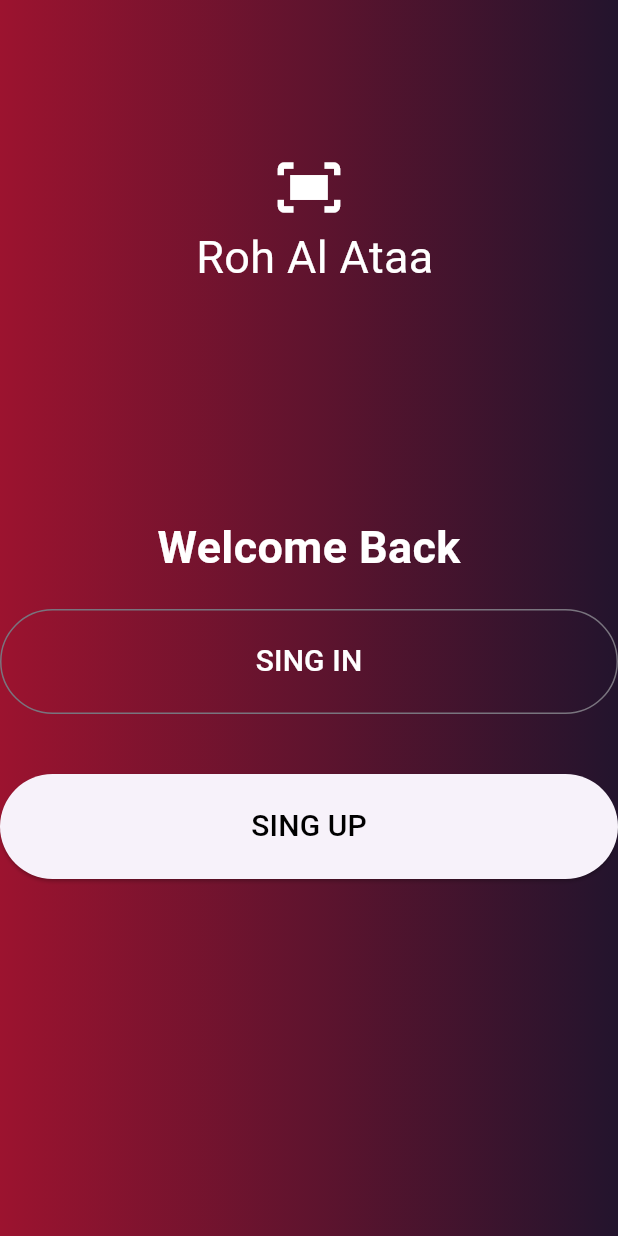
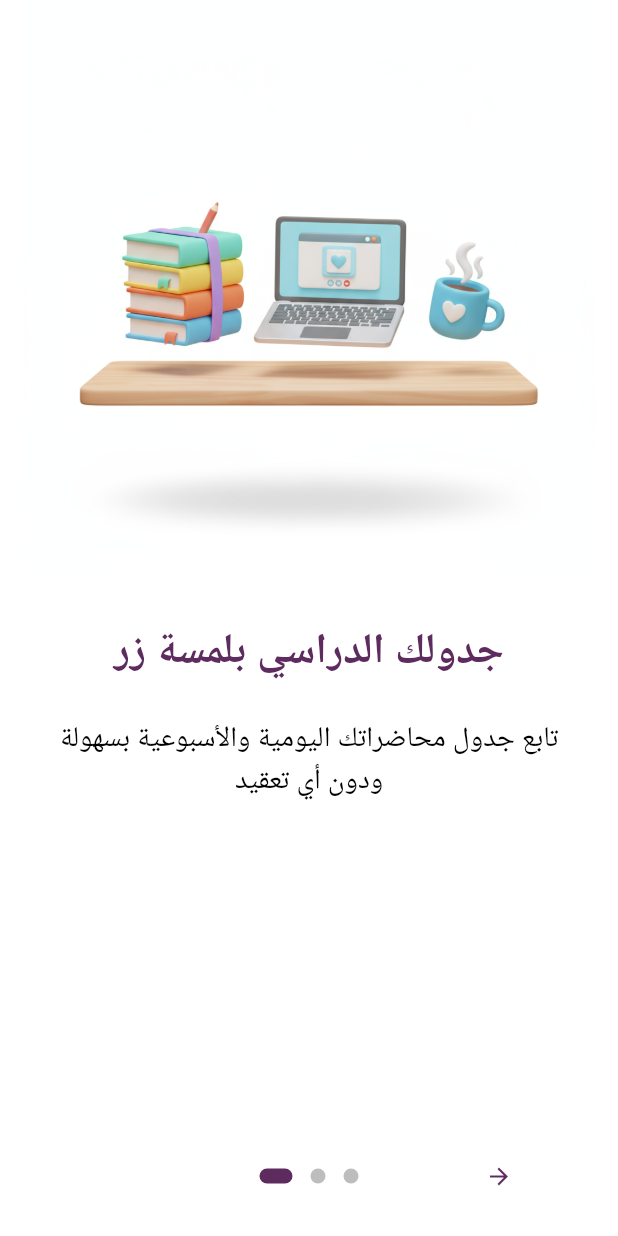
Before and after one commit to aishakelleh/projectCollege, a Flutter app: the screen it shows after launch, on a phone screen of 412 x 824 dp. Run offline on Flutter 3.47's test engine with Material 3 defaults, Android fonts, the phone set to English and light mode, and no system bars; drawn by our look-alikes of introduction_screen.

```diff
--- /dev/null
+++ b/lib/feature/project/presentation/cubit/sign_in_state.dart
@@ -0,0 +1,4 @@
+// part of 'sign_in_cubit.dart';
+// sealed class SignInState {}
+//
+// final class SignInInitial extends SignInState {}
--- /dev/null
+++ b/lib/feature/project/presentation/pages/onboard_screen.dart
@@ -0,0 +1,86 @@
+import 'package:flutter/cupertino.dart';
+import 'package:flutter/material.dart';
+import 'package:introduction_screen/introduction_screen.dart';
+import 'package:projectfourthyear/feature/project/presentation/pages/sign_in.dart';
+
+class OnboardScreen extends StatelessWidget {
+  const OnboardScreen({super.key});
+
+  Widget buildImage(String assetsName) {
+    return Image.asset('assets/image/$assetsName');
+  }
+
+  @override
+  Widget build(BuildContext context) {
+    const bodyStyle = TextStyle(fontSize: 19, color: CupertinoColors.black);
+    const titleStyle = TextStyle(
+      fontSize: 28.0,
+      fontWeight: FontWeight.w700,
+      color: Color(0xff5D2B5E),
+    );
+    const bodyDecoration = PageDecoration(
+      bodyPadding: EdgeInsets.fromLTRB(8, 0, 8, 8),
+      imagePadding: EdgeInsets.zero,
+      pageColor: Colors.white,
+      bodyTextStyle: bodyStyle,
+      titleTextStyle: titleStyle,
+    );
+    return IntroductionScreen(
+      pages: [
+        PageViewModel(
+          title: 'جدولك الدراسي بلمسة زر',
+          body: 'تابع جدول محاضراتك اليومية والأسبوعية بسهولة ودون أي تعقيد',
+          image: buildImage('online_learning_v1.png'),
+          decoration: bodyDecoration,
+        ),
+        PageViewModel(
+          title: 'تواصل مباشر مع مدرسيك',
+          body:
+              'اطرح أسئلتك واحصل على إجابات سريعة من خلال نظام الرسائل المباشر',
+          image: buildImage('online_learning_v2.png'),
+          decoration: bodyDecoration,
+        ),
+        PageViewModel(
+          title: 'تابع تقدمك الأكاديمي',
+          body: 'اطلع على درجاتك وواجباتك وكن على دراية كاملة بمستواك الدراسي',
+          image: buildImage('online_learning_v3.webp'),
+          decoration: bodyDecoration,
+        ),
+      ],
+      onDone: () => Navigator.pushReplacement(
+        context,
+        MaterialPageRoute(
+          builder: (_) {
+            return SignIn();
+          },
+        ),
+      ),
+      skip: Text(
+        'skip',
+        style: TextStyle(fontWeight: FontWeight.w600, color: Colors.black),
+      ),
+      onSkip: () => Navigator.pushReplacement(
+        context,
+        MaterialPageRoute(
+          builder: (_) {
+            return SignIn();
+          },
+        ),
+      ),
+      next: Icon(Icons.arrow_forward,color: Color(0xff5D2B5E),),
+      done: Text(
+        'start now',
+        style: TextStyle(fontWeight: FontWeight.w600, color: Color(0xff5D2B5E)),
+      ),
+      dotsDecorator: DotsDecorator(
+        size: Size(10, 10),
+        color: Color(0xFFBDBDBD),
+        activeColor: Color(0xff5D2B5E),
+        activeSize: Size(22, 10),
+        activeShape: RoundedRectangleBorder(
+          borderRadius: BorderRadiusGeometry.circular(25),
+        ),
+      ),
+    );
+  }
+}
--- a/lib/feature/project/presentation/pages/welcom.dart
+++ /dev/null
@@ -1,73 +0,0 @@
-import 'package:flutter/material.dart';
-import 'package:projectfourthyear/feature/project/presentation/pages/sign_up.dart';
-
-import '../widget/text_style.dart';
-import 'sign_in.dart';
-
-class WelcomeScreen extends StatelessWidget {
-  const WelcomeScreen({super.key});
-
-  @override
-  Widget build(BuildContext context) {
-    return Scaffold(
-      body: Container(
-        width: double.infinity,
-        decoration: const BoxDecoration(
-          gradient: LinearGradient(
-            colors: [
-              Color.fromRGBO(156, 19, 47, 1),
-              Color.fromRGBO(35, 20, 45, 1),
-            ],
-          ),
-        ),
-        child: Column(
-          children: [
-            const Padding(
-              padding: EdgeInsets.only(top: 100),
-              child: Icon(Icons.fit_screen, color: Colors.white, size: 50),
-            ),
-            Text(' Roh Al Ataa', style: AppStyle.nameCollege),
-            const SizedBox(height: 150),
-            Text('Welcome Back', style: AppStyle.welcomeBack),
-            const SizedBox(height: 20),
-            SizedBox(
-              height: 70,
-              width: double.infinity,
-              child: OutlinedButton(
-                onPressed: () {
-                  Navigator.push(
-                    context,
-                    MaterialPageRoute(
-                      builder: (_) {
-                        return SignIn();
-                      },
-                    ),
-                  );
-                },
-                child: Text('SING IN', style: AppStyle.signIn),
-              ),
-            ),
-            SizedBox(height: 40),
-            SizedBox(
-              height: 70,
-              width: double.infinity,
-              child: ElevatedButton(
-                onPressed: () {
-                  Navigator.push(
-                    context,
-                    MaterialPageRoute(
-                      builder: (_) {
-                        return SignUp();
-                      },
-                    ),
-                  );
-                },
-                child: Text('SING UP', style: AppStyle.signUp),
-              ),
-            ),
-          ],
-        ),
-      ),
-    );
-  }
-}
--- a/lib/feature/project/presentation/widget/text_style.dart
+++ b/lib/feature/project/presentation/widget/text_style.dart
@@ -2,17 +2,17 @@ import 'package:flutter/material.dart';
 
 class AppStyle {
   static TextStyle signInStudent = TextStyle(
-    color: Colors.white,
+    color: Colors.black,
     fontWeight: FontWeight.w400,
     fontSize: 30,
   );
-  static TextStyle nameCollege = TextStyle(fontSize: 30, color: Colors.white);
+  static TextStyle nameCollege = TextStyle(fontSize: 30, color: Colors.black);
   static TextStyle welcomeBack = TextStyle(
     fontSize: 30,
     fontWeight: FontWeight.bold,
-    color: Colors.white,
+    color: Colors.black,
   );
-  static TextStyle signIn = TextStyle(color: Colors.white, fontSize: 20);
+  static TextStyle signIn = TextStyle(color: Colors.black, fontSize: 20);
   static TextStyle textBold = TextStyle(fontWeight: FontWeight.bold, fontSize: 20,
   );
   static TextStyle accountText = TextStyle(
@@ -22,7 +22,7 @@ class AppStyle {
   );
   static TextStyle signUp = TextStyle(color: Colors.black, fontSize: 20);
   static TextStyle textField = TextStyle(
-    color: Color.fromRGBO(156, 19, 47, 1),
+    color:Color(0xff7E22CD),
     fontSize: 25,
     fontWeight: FontWeight.w500,
   );
--- a/lib/main.dart
+++ b/lib/main.dart
@@ -1,7 +1,5 @@
-import 'package:flutter/cupertino.dart';
 import 'package:flutter/material.dart';
-
-import 'feature/project/presentation/pages/welcom.dart';
+import 'feature/project/presentation/pages/splash_screen.dart';
 
 void main(){
   runApp(Main());
@@ -13,7 +11,7 @@ class Main extends StatelessWidget {
   Widget build(BuildContext context) {
     return MaterialApp(
         debugShowCheckedModeBanner: false,
-        home: WelcomeScreen()
+        home: WelcomeScreen(),
     );
   }
 }
```
Also changed, not shown: lib/feature/project/presentation/cubit/sign_in_cubit.dart (added, +11 -0 lines), lib/feature/project/presentation/pages/dashboardscreen.dart (added, +10 -0 lines), lib/feature/project/presentation/pages/sign_in.dart (+59 -55 lines), lib/feature/project/presentation/pages/sign_up.dart (+13 -14 lines), lib/feature/project/presentation/pages/splash_screen.dart (added, +54 -0 lines), pubspec.yaml (+9 -4 lines), assets/image/online_learning_v1.png (added), assets/image/online_learning_v2.png (added), assets/image/online_learning_v3.webp (added), assets/image/photo_2025-10-27_19-23-54.jpg (added), assets/image/splash_illustration.png (deleted), pubspec.lock, 4 other files.
